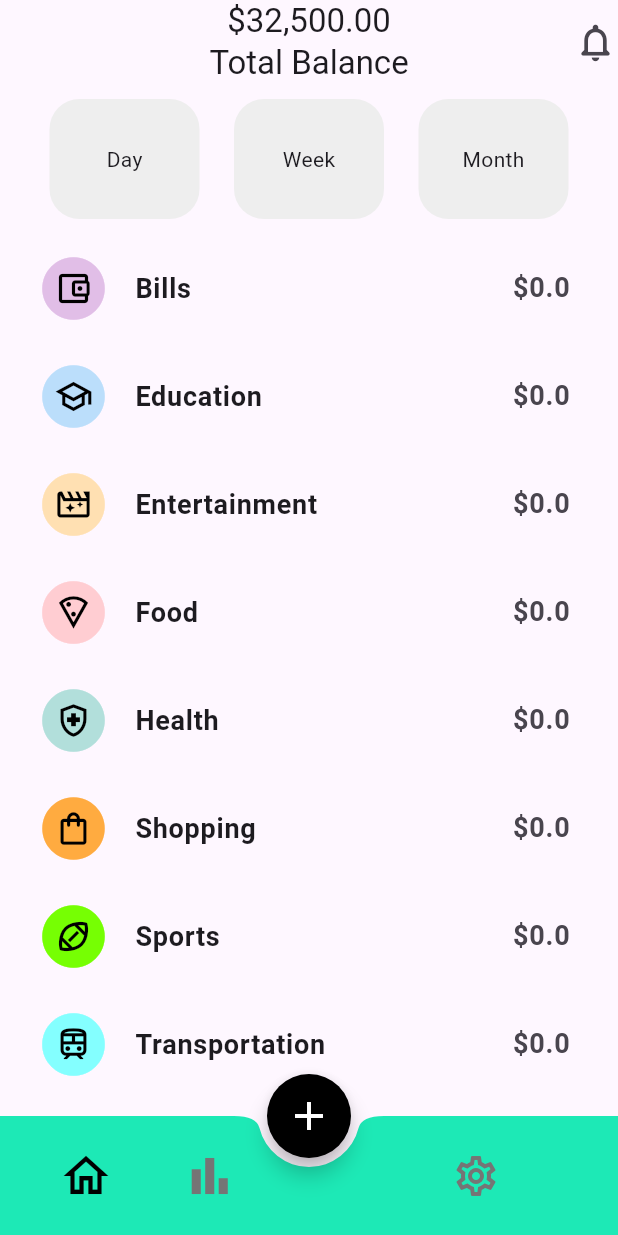
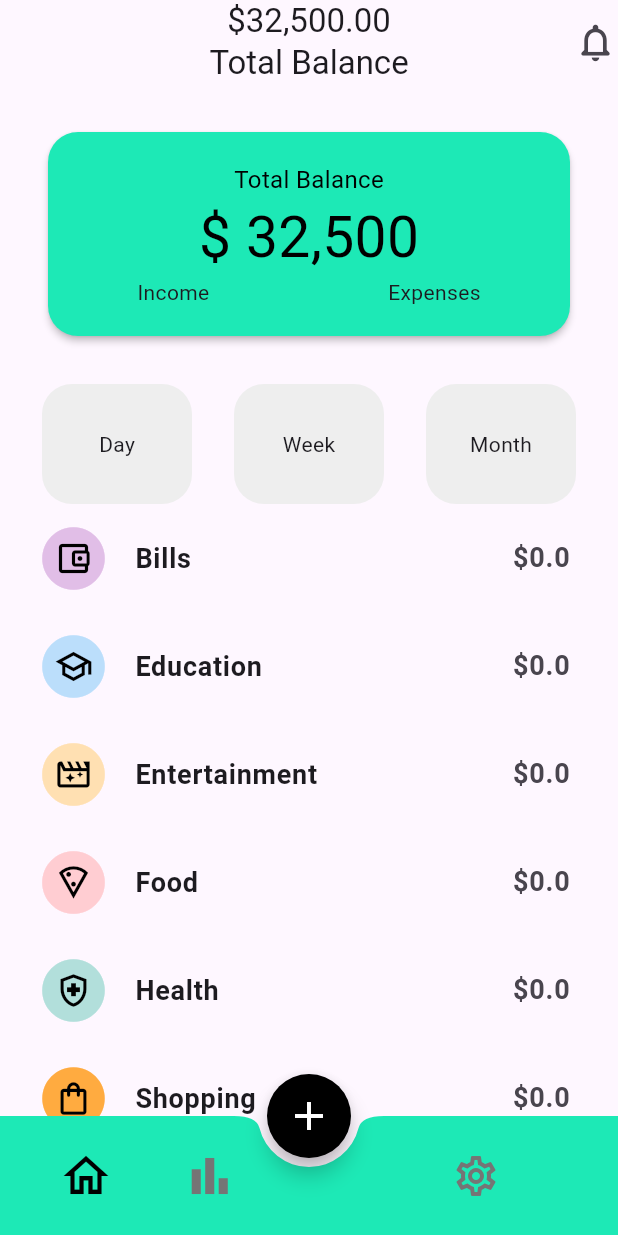
Before and after one commit to muhammadXainAhmad/expense_tracker_sqflite_provider, a Flutter app: the screen it shows after launch, on a phone screen of 412 x 824 dp. Run offline on Flutter 3.47's test engine with Material 3 defaults, Android fonts, the phone set to English and light mode, and no system bars; our stand-ins replace another_flushbar, sqflite; accounts and stored records are empty.

Commit message:
Added income/expense card - fixed bug: expenses not displaying within categories

```diff
--- a/lib/Views/category_screen.dart
+++ b/lib/Views/category_screen.dart
@@ -1,5 +1,6 @@
 import 'package:expense_tracker_sqflite_provider/Constants/icons.dart';
 import 'package:expense_tracker_sqflite_provider/Providers/category_provider.dart';
+import 'package:expense_tracker_sqflite_provider/Providers/expense_provider.dart';
 import 'package:expense_tracker_sqflite_provider/Views/category_expense_screen.dart';
 import 'package:flutter/material.dart';
 import 'package:provider/provider.dart';
@@ -12,6 +13,8 @@ class CategoryScreen extends StatelessWidget {
   Widget build(BuildContext context) {
     WidgetsBinding.instance.addPostFrameCallback((_) {
       Provider.of<CategoryProvider>(context, listen: false).fetchCategories();
+      Provider.of<ExpenseProvider>(context, listen: false).getExpense();
+
     });
     return Scaffold(
       appBar: AppBar(
@@ -20,12 +23,40 @@ class CategoryScreen extends StatelessWidget {
         actions: [Icon(Icons.notifications_none_rounded, size: 30)],
       ),
 
-      body: Center(
+      body: Column(
+        children: [
+          SizedBox(
+            width: double.infinity,
+            height: 200,
+            child: Card(
+              margin: EdgeInsets.all(32),
+              shape: RoundedRectangleBorder(
+                borderRadius: BorderRadius.circular(20),
+              ),
+              elevation: 2,
+              color: Colors.tealAccent.shade400,
+              child: Padding(
+                padding: const EdgeInsets.only(top: 20.0),
                 child: Column(
                   children: [
-            Padding(
-              padding: const EdgeInsets.all(10.0),
-              child: Row(
+                    Text(
+                      "Total Balance",
+                      style: TextStyle(color: Colors.black, fontSize: 16),
+                    ),
+                    Text(
+                      r"$ 32,500",
+                      style: TextStyle(color: Colors.black, fontSize: 38),
+                    ),
+                    Row(
+                      mainAxisAlignment: MainAxisAlignment.spaceAround,
+                      children: [Text("Income"), Text("Expenses")],
+                    ),
+                  ],
+                ),
+              ),
+            ),
+          ),
+          Row(
             mainAxisAlignment: MainAxisAlignment.spaceEvenly,
             children: [
               Container(
@@ -60,14 +91,13 @@ class CategoryScreen extends StatelessWidget {
               ),
             ],
           ),
-            ),
-            Consumer<CategoryProvider>(
+          Expanded(
+            child: Consumer<CategoryProvider>(
               builder: (context, categoryProvider, child) {
                 if (categoryProvider.isLoading) {
                   return Center(child: CircularProgressIndicator());
                 }
-                return Expanded(
-                  child: ListView.builder(
+                return ListView.builder(
                   itemCount: categoryProvider.categories.length,
                   itemBuilder: (context, index) {
                     final category = categoryProvider.categories[index];
@@ -115,12 +145,11 @@ class CategoryScreen extends StatelessWidget {
                       ),
                     );
                   },
-                  ),
                 );
               },
             ),
+          ),
         ],
-        ),
       ),
     );
   }
```
Lines whose indentation alone changed are shown as unchanged.
